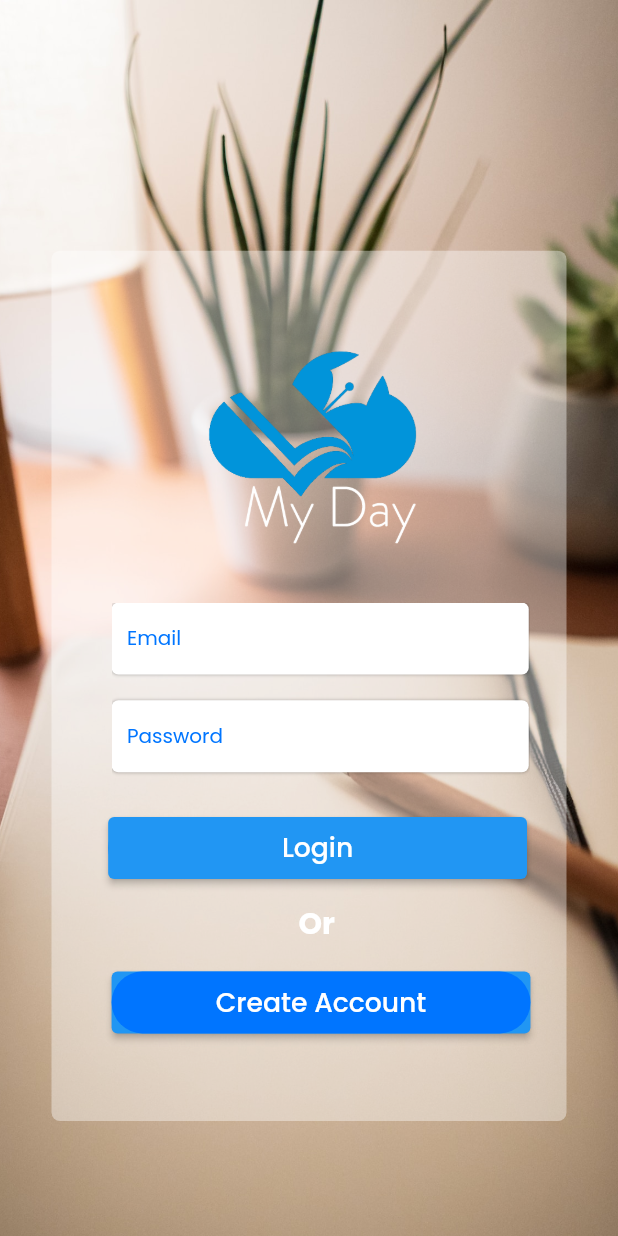
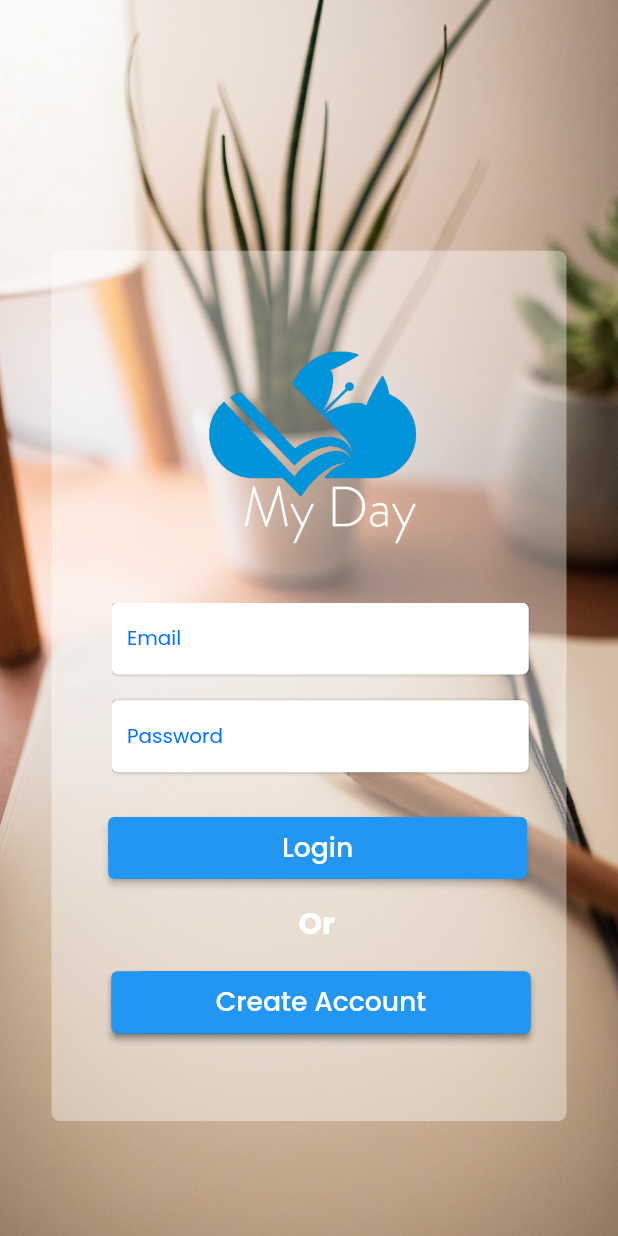
Before and after one commit to Tensa11/MyDay-Final, a Flutter app: the SignIn screen opened directly, on a phone screen of 412 x 824 dp. Run offline on Flutter 3.47's test engine with Material 2 defaults, Android fonts, the phone set to English and light mode, and no system bars; our stand-ins replace google_fonts, image_picker.

Commit message:
Fixing Overflowed [Not Finished]

```diff
--- a/lib/pages/SignIn.dart
+++ b/lib/pages/SignIn.dart
@@ -7,8 +7,9 @@ class SignIn extends StatelessWidget {
   SignIn({super.key});
 
   final _formKey = GlobalKey<FormState>();
-  final _name = TextEditingController();
-  bool _validate = false;
+  final _emailController = TextEditingController();
+
+  final bool _validate = false;
   @override
   Widget build(BuildContext context) {
     double baseWidth = 360;
@@ -117,7 +118,7 @@ class SignIn extends StatelessWidget {
                                                           autovalidateMode: AutovalidateMode.onUserInteraction,
 
                                                           child: TextFormField(
-                                                            controller: _name,
+                                                            controller: _emailController,
                                                             keyboardType: TextInputType.emailAddress,
                                                             decoration: InputDecoration(
                                                               border: InputBorder.none,
@@ -164,7 +165,8 @@ class SignIn extends StatelessWidget {
                                                           ),
                                                         ],
                                                       ),
-                                                      child: TextField(
+                                                      child: TextFormField(
+                                                        keyboardType: TextInputType.name,
                                                         obscureText: true,
                                                         decoration: InputDecoration(
                                                           border: InputBorder.none,
@@ -310,12 +312,8 @@ class SignIn extends StatelessWidget {
                                 color: const Color(0xff0075ff),
                                 borderRadius: BorderRadius.circular(25 * size),
                               ),
-                              child: TextButton(
+                              child: ElevatedButton(
                                 onPressed: () {
-                                  // Navigator.push(context,
-                                  //     MaterialPageRoute(builder: (context) => SignUp()
-                                  //     )
-                                  // );
                                 },
                                 child: Text(
                                   'Create Account',
```
Also changed, not shown: lib/pages/ProfileEditPage.dart (+34 -15 lines), lib/utils.dart (+13 -0 lines).
